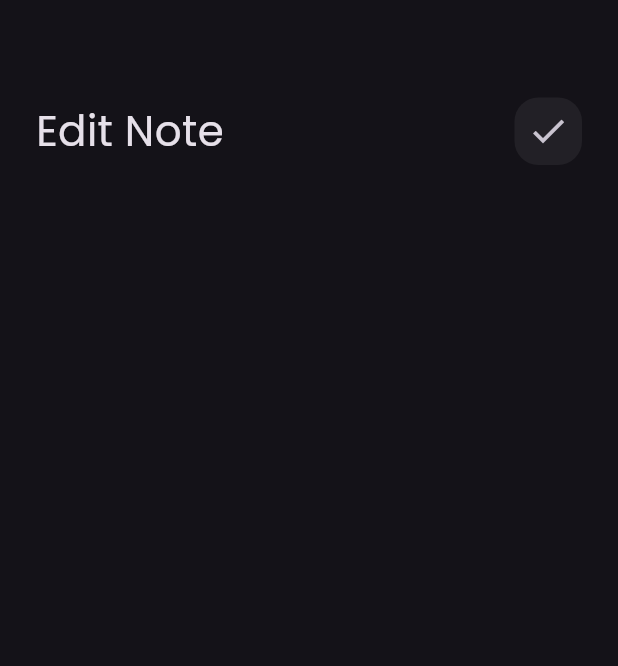
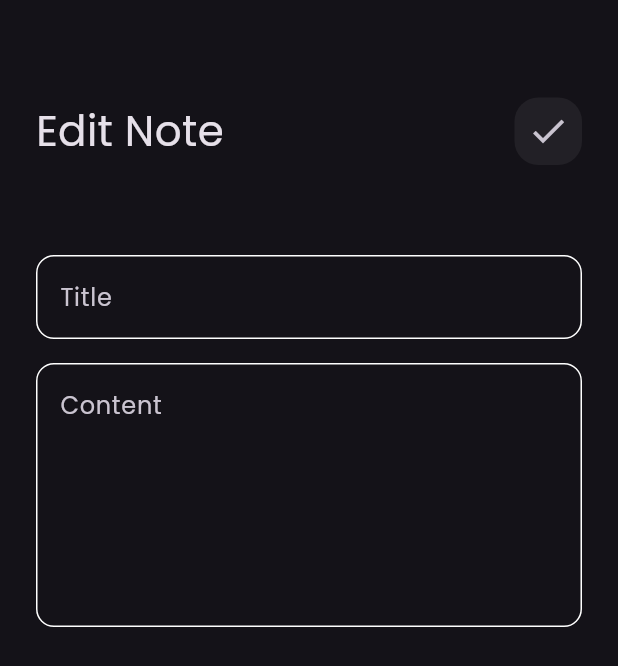
Before and after one commit to AhmedBahaa1/notes, a Flutter app: the EditNoteView screen opened directly, on a phone screen of 412 x 824 dp. Shown: the top 666 px of the screen. Run offline on Flutter 3.47's test engine with Material 3 defaults, Android fonts, the phone set to English and light mode, and no system bars; our stand-ins replace font_awesome_flutter.

Commit message:
add text field to edit view and finish ui

```diff
--- a/lib/widgets/edit_view_body.dart
+++ b/lib/widgets/edit_view_body.dart
@@ -1,5 +1,6 @@
 import 'package:flutter/material.dart';
 import 'package:notes/widgets/custom_app_bar.dart';
+import 'package:notes/widgets/custom_text_field.dart';
 
 class EditNoteViewBody extends StatelessWidget {
   const EditNoteViewBody({super.key});
@@ -13,6 +14,17 @@ class EditNoteViewBody extends StatelessWidget {
           height: 65,
         ),
         CustomAppBar(title: 'Edit Note', icon: Icons.check),
+        SizedBox(
+          height: 60,
+        ),
+        CustomTextField(hint: 'Title'),
+        SizedBox(
+          height: 16,
+        ),
+        CustomTextField(
+          hint: 'Content',
+          maxLines: 6,
+        ),
       ]),
     );
   }
```
